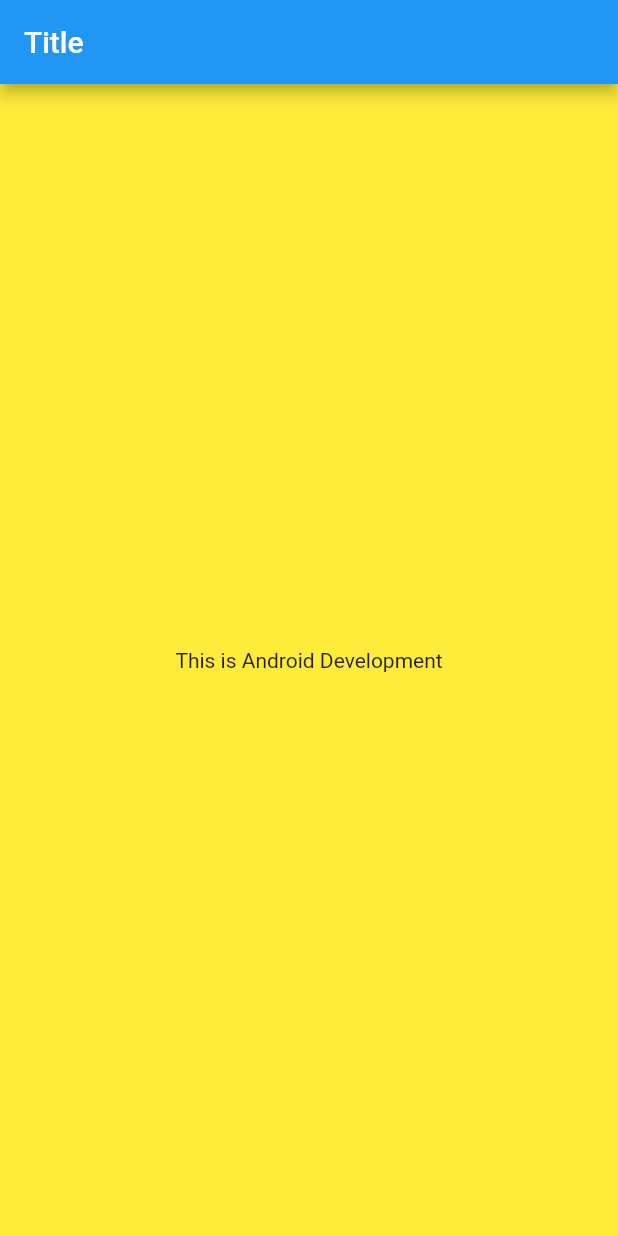
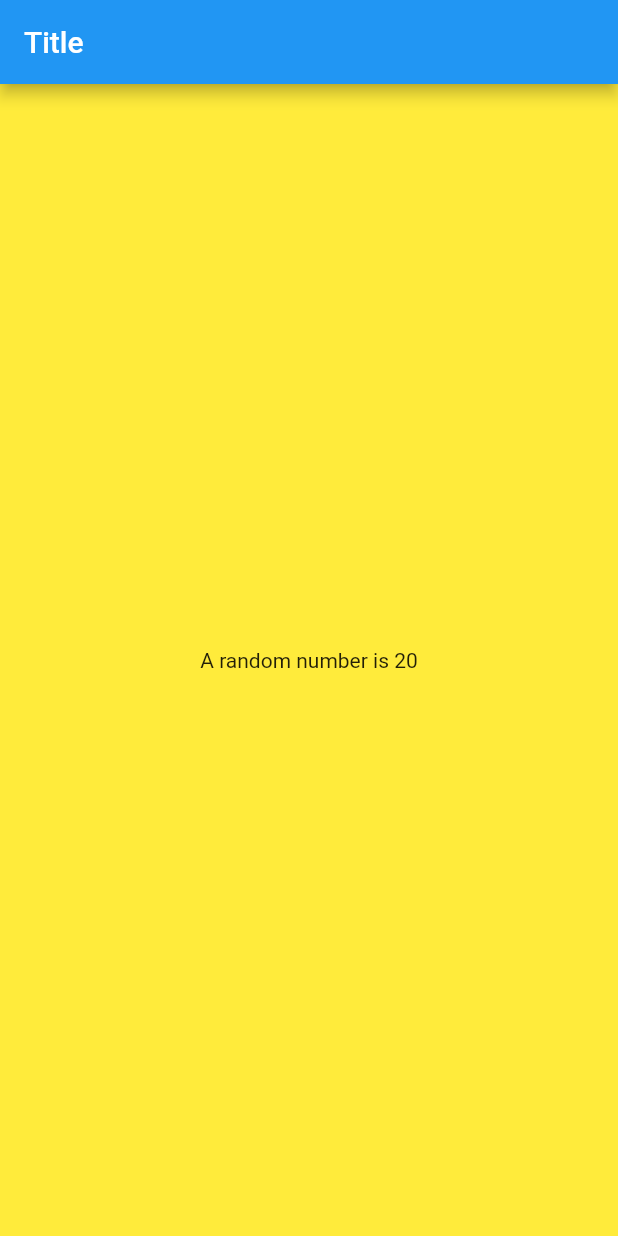
Before and after one commit to sakshi3326/flutter-basic-app2, a Flutter app: the screen it shows after launch, on a phone screen of 412 x 824 dp. Run offline on Flutter 3.47's test engine with Material 2 defaults, Android fonts, the phone set to English and light mode, and no system bars.

Commit message:
fxn created and called

```diff
--- a/lib/second.dart
+++ b/lib/second.dart
@@ -1,3 +1,5 @@
+import 'dart:math';
+
 import 'package:flutter/material.dart';
 
 class Second extends StatelessWidget {
@@ -7,8 +9,14 @@ class Second extends StatelessWidget {
         color: Colors.yellow,
         child: Center(
             child: Text(
-          'This is Android Development',
+          'A random number is ${randomNo()}',
           textDirection: TextDirection.ltr,
         )));
   }
+
+  int randomNo() {
+    var r = Random();
+    int i = r.nextInt(50);
+    return i;
+  }
 }
```
